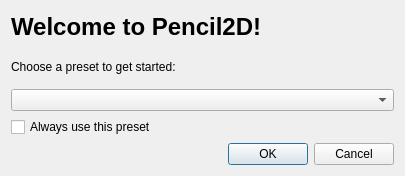
pencil2d/pencil, file app/ui/presetdialog.ui: the form before one commit.
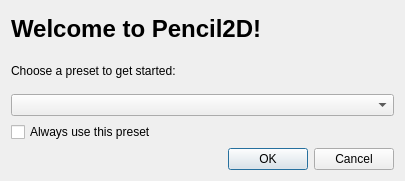
The form after the commit.

Commit message: Checkbox in preferences to load most recent file

The edit to the form file:
```diff
--- a/app/ui/presetdialog.ui
+++ b/app/ui/presetdialog.ui
@@ -7,7 +7,7 @@
     <x>0</x>
     <y>0</y>
     <width>405</width>
-    <height>176</height>
+    <height>181</height>
    </rect>
   </property>
   <property name="windowTitle">
```
The commit also changes 7 other files.
